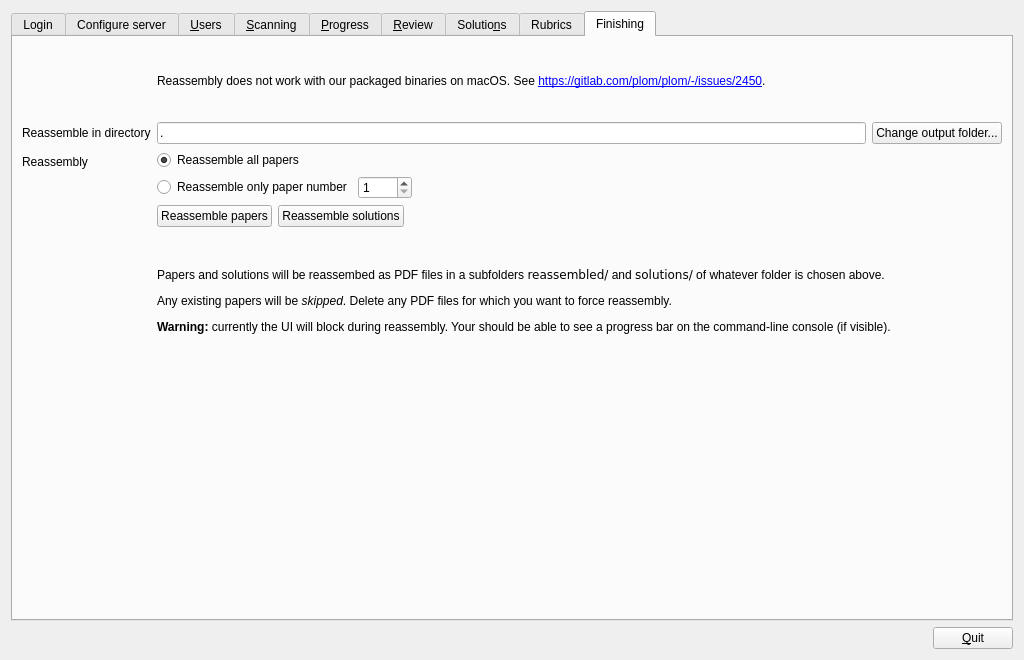
Qt form qtCreatorFiles/ui_manager.ui (plomgrading/plom) before a commit.
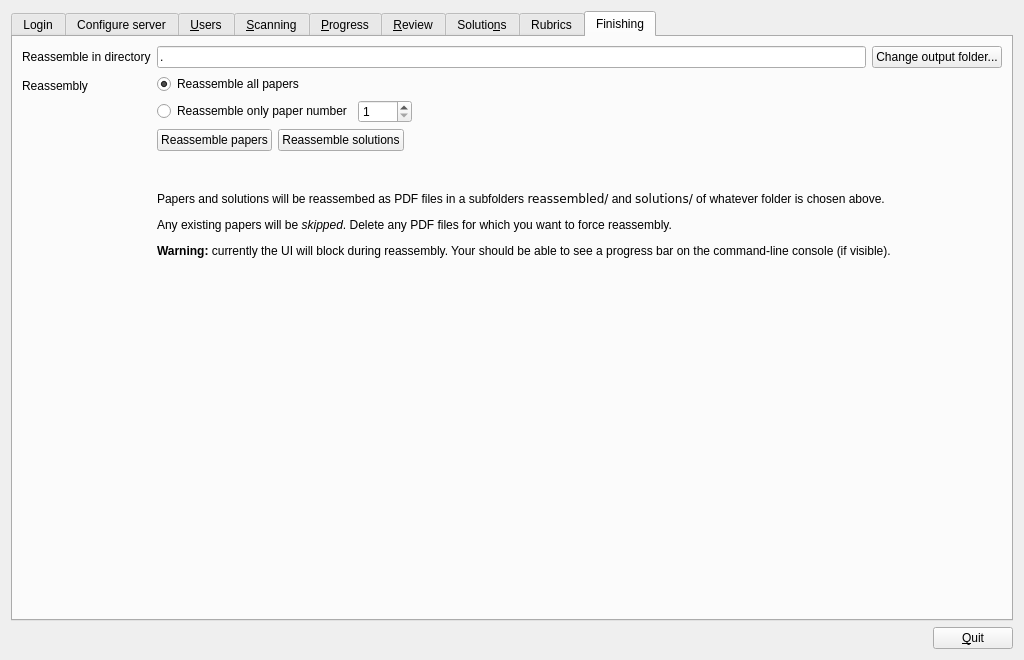
The same form after that commit. The open tabs and pages were chosen to show the change.

Commit message:
Reassembly works again on Windows and macOS
Fixes #2450.

```diff
--- a/qtCreatorFiles/ui_manager.ui
+++ b/qtCreatorFiles/ui_manager.ui
@@ -2516,14 +2516,14 @@
        <string>Finishing</string>
       </attribute>
       <layout class="QFormLayout" name="formLayout_3">
-       <item row="2" column="0">
+       <item row="1" column="0">
         <widget class="QLabel" name="label_29">
          <property name="text">
           <string>Reassemble in directory</string>
          </property>
         </widget>
        </item>
-       <item row="2" column="1">
+       <item row="1" column="1">
         <widget class="QFrame" name="frame_13">
          <property name="frameShape">
           <enum>QFrame::NoFrame</enum>
@@ -2561,14 +2561,14 @@
          </layout>
         </widget>
        </item>
-       <item row="4" column="0">
+       <item row="3" column="0">
         <widget class="QLabel" name="label_30">
          <property name="text">
           <string>Reassembly</string>
          </property>
         </widget>
        </item>
-       <item row="4" column="1">
+       <item row="3" column="1">
         <widget class="QFrame" name="frame_14">
          <property name="frameShadow">
           <enum>QFrame::Raised</enum>
@@ -2629,7 +2629,7 @@
          </layout>
         </widget>
        </item>
-       <item row="5" column="1">
+       <item row="4" column="1">
         <widget class="QFrame" name="frame_15">
          <property name="frameShadow">
           <enum>QFrame::Raised</enum>
@@ -2677,7 +2677,7 @@
          </layout>
         </widget>
        </item>
-       <item row="6" column="1">
+       <item row="5" column="1">
         <widget class="QLabel" name="label_27">
          <property name="text">
           <string>&lt;p&gt;Papers and solutions will be reassembed as PDF files in a subfolders
@@ -2696,7 +2696,7 @@
          </property>
         </widget>
        </item>
-       <item row="7" column="1">
+       <item row="6" column="1">
         <spacer name="verticalSpacer_18">
          <property name="orientation">
           <enum>Qt::Vertical</enum>
@@ -2709,16 +2709,6 @@
          </property>
         </spacer>
        </item>
-       <item row="0" column="1">
-        <widget class="QLabel" name="label_31">
-         <property name="text">
-          <string>&lt;p&gt;Reassembly does not work with our packaged binaries on macOS.  See &lt;a href=&quot;https://gitlab.com/plom/plom/-/issues/2450&quot;&gt;https://gitlab.com/plom/plom/-/issues/2450&lt;/a&gt;.&lt;/p&gt;</string>
-         </property>
-         <property name="wordWrap">
-          <bool>true</bool>
-         </property>
-        </widget>
-       </item>
       </layout>
      </widget>
     </widget>
```
The commit also changes 2 other files.
